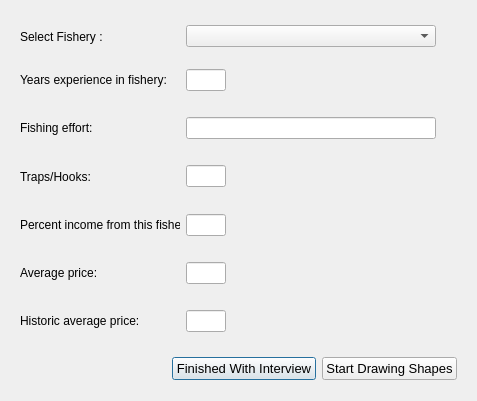
The window that oom_norcal_comm/Interview/selectfishery.ui (Ecotrust/openoceanmap-desktop) describes before a commit, drawn with Qt 5.
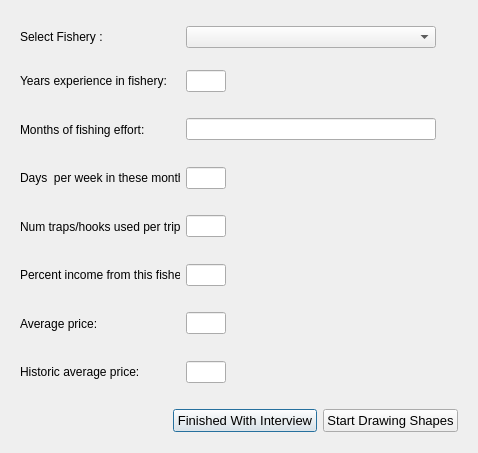
The same window after the commit.

Patch:
```diff
--- a/oom_norcal_comm/Interview/selectfishery.ui
+++ b/oom_norcal_comm/Interview/selectfishery.ui
@@ -6,8 +6,8 @@
    <rect>
     <x>0</x>
     <y>0</y>
-    <width>477</width>
-    <height>401</height>
+    <width>478</width>
+    <height>453</height>
    </rect>
   </property>
   <property name="windowTitle" >
@@ -248,7 +248,7 @@
            </size>
           </property>
           <property name="text" >
-           <string>Fishing effort:</string>
+           <string>Months of fishing effort:</string>
           </property>
          </widget>
         </item>
@@ -289,6 +289,67 @@
      </item>
     </layout>
    </item>
+   <item>
+    <layout class="QHBoxLayout" name="horizontalLayout_21" >
+     <item>
+      <widget class="QWidget" native="1" name="widget_9" >
+       <layout class="QHBoxLayout" name="horizontalLayout_22" >
+        <item>
+         <widget class="QLabel" name="label_12" >
+          <property name="minimumSize" >
+           <size>
+            <width>160</width>
+            <height>0</height>
+           </size>
+          </property>
+          <property name="maximumSize" >
+           <size>
+            <width>160</width>
+            <height>16777215</height>
+           </size>
+          </property>
+          <property name="text" >
+           <string>Days  per week in these months</string>
+          </property>
+         </widget>
+        </item>
+        <item>
+         <widget class="QLineEdit" name="fishery_effort_days" >
+          <property name="minimumSize" >
+           <size>
+            <width>40</width>
+            <height>0</height>
+           </size>
+          </property>
+          <property name="maximumSize" >
+           <size>
+            <width>40</width>
+            <height>16777215</height>
+           </size>
+          </property>
+         </widget>
+        </item>
+        <item>
+         <spacer name="horizontalSpacer_3" >
+          <property name="orientation" >
+           <enum>Qt::Horizontal</enum>
+          </property>
+          <property name="sizeHint" stdset="0" >
+           <size>
+            <width>40</width>
+            <height>20</height>
+           </size>
+          </property>
+         </spacer>
+        </item>
+       </layout>
+       <zorder>label_12</zorder>
+       <zorder>fishery_effort_days</zorder>
+       <zorder>horizontalSpacer_3</zorder>
+      </widget>
+     </item>
+    </layout>
+   </item>
    <item>
     <layout class="QHBoxLayout" name="horizontalLayout_17" >
      <item>
@@ -309,7 +370,7 @@
            </size>
           </property>
           <property name="text" >
-           <string>Traps/Hooks:</string>
+           <string>Num traps/hooks used per trip:</string>
           </property>
          </widget>
         </item>
```
